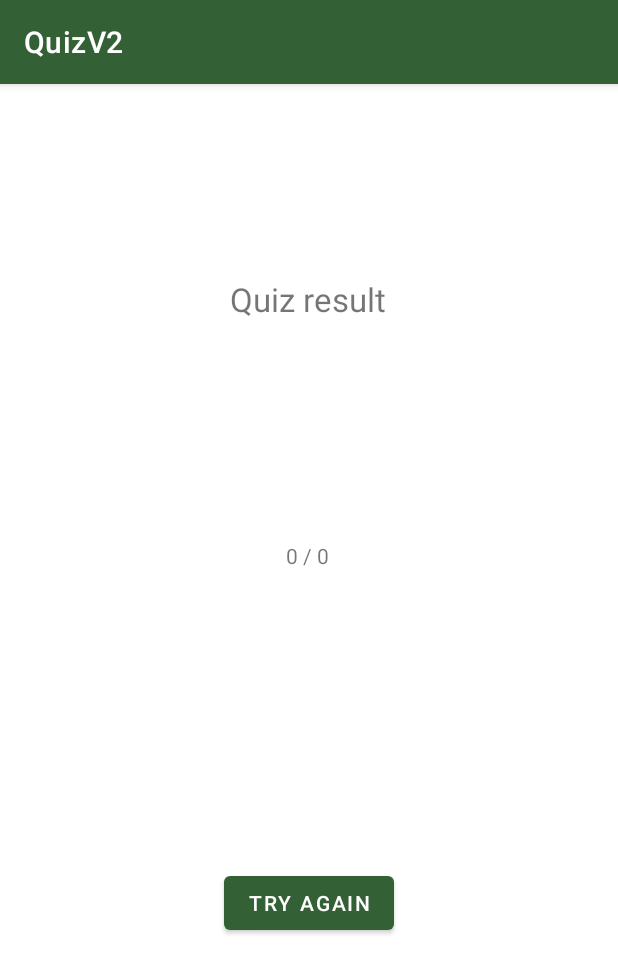
After one commit to doramagyari/Android-2022, an Android app: the ResultQuiz screen opened through its navigation route, on a phone screen of 412 x 824 dp. The commit adds this screen. Shown: the top 973 px of the screen. Run offline under Robolectric (Android 15) with nearby library versions, the phone set to English and light mode, and no system bars.

Commit message:
quiz-back button

```diff
--- a/QuizV2/app/src/main/java/com/example/quizv2/ui_fragments/MenuActivity.kt
+++ b/QuizV2/app/src/main/java/com/example/quizv2/ui_fragments/MenuActivity.kt
@@ -1,4 +1,4 @@
-/*package com.example.quizv2.ui_fragments
+package com.example.quizv2.ui_fragments
 
 import androidx.appcompat.app.AppCompatActivity
 import android.os.Bundle
@@ -33,4 +33,3 @@ class MenuActivity : AppCompatActivity() {
         }
     }
 }
-        */
--- /dev/null
+++ b/QuizV2/app/src/main/java/com/example/quizv2/ui_fragments/ResultQuiz.kt
@@ -0,0 +1,71 @@
+package com.example.quizv2.ui_fragments
+
+import android.annotation.SuppressLint
+import android.app.AlertDialog
+import android.content.DialogInterface
+import android.os.Bundle
+import androidx.fragment.app.Fragment
+import android.view.LayoutInflater
+import android.view.View
+import android.view.ViewGroup
+import android.widget.Button
+import android.widget.TextView
+import androidx.activity.OnBackPressedCallback
+import androidx.fragment.app.activityViewModels
+import androidx.navigation.fragment.findNavController
+import com.example.quizv2.R
+import com.example.quizv2.shared.MyViewModel
+import kotlin.math.roundToInt
+
+class ResultQuiz : Fragment() {
+
+    val sharedView : MyViewModel by activityViewModels()
+
+
+    @SuppressLint("MissingInflatedId")
+    override fun onCreateView(
+        inflater: LayoutInflater, container: ViewGroup?,
+        savedInstanceState: Bundle?
+    ): View? {
+        // Inflate the layout for this fragment
+        val view = inflater.inflate(R.layout.fragment_result_quiz, container, false)
+
+        //back button
+        activity?.onBackPressedDispatcher?.addCallback(viewLifecycleOwner, object : OnBackPressedCallback(true) {
+            override fun handleOnBackPressed() {
+                val dialogClickListener =
+                    DialogInterface.OnClickListener { dialog, which ->
+                        when (which) {
+                            DialogInterface.BUTTON_POSITIVE -> {
+                                findNavController().navigate(R.id.action_resultQuiz_to_startQuiz)
+                            }
+                            DialogInterface.BUTTON_NEGATIVE -> {
+
+                            }
+                        }
+                    }
+
+                val builder = AlertDialog.Builder(context)
+                builder.setMessage("Are you sure you want to quit?").setPositiveButton("Yes", dialogClickListener)
+                    .setNegativeButton("No", dialogClickListener).show()
+
+            }
+        })
+
+        val tryAgainButton = view.findViewById<Button>(R.id.tryAgainButton)
+        tryAgainButton.setOnClickListener {
+            findNavController().navigate(R.id.action_resultQuiz_to_startQuiz)
+        }
+
+        if(sharedView.companion.points*5%5 == 0F) {
+            val points : Int = sharedView.companion.points.roundToInt()
+            view.findViewById<TextView>(R.id.resultTextView).setText("$points / ${sharedView.companion.finalPoints}")
+        }
+        else{
+            view.findViewById<TextView>(R.id.resultTextView).setText("${sharedView.companion.points} / ${sharedView.companion.finalPoints}")
+        }
+
+        return view
+    }
+
+}
--- a/QuizV2/app/src/main/res/layout/activity_main.xml
+++ b/QuizV2/app/src/main/res/layout/activity_main.xml
@@ -1,5 +1,6 @@
 <?xml version="1.0" encoding="utf-8"?>
-<androidx.constraintlayout.widget.ConstraintLayout xmlns:android="http://schemas.android.com/apk/res/android"
+<androidx.constraintlayout.widget.ConstraintLayout
+    xmlns:android="http://schemas.android.com/apk/res/android"
     xmlns:app="http://schemas.android.com/apk/res-auto"
     xmlns:tools="http://schemas.android.com/tools"
     android:layout_width="match_parent"
@@ -18,4 +19,6 @@
 
         app:defaultNavHost="true"
         app:navGraph="@navigation/nav_graph" />
+
+
 </androidx.constraintlayout.widget.ConstraintLayout>
--- a/QuizV2/app/src/main/res/layout/fragment_current_quiz.xml
+++ b/QuizV2/app/src/main/res/layout/fragment_current_quiz.xml
@@ -18,7 +18,6 @@
         app:layout_constraintStart_toStartOf="parent"
         app:layout_constraintTop_toTopOf="parent"
         app:layout_constraintVertical_bias="0.214"
-        android:background="#4AA64E"
         android:textColor="@color/black"/>
 
     <RadioGroup
--- /dev/null
+++ b/QuizV2/app/src/main/res/layout/fragment_result_quiz.xml
@@ -0,0 +1,44 @@
+<?xml version="1.0" encoding="utf-8"?>
+<androidx.constraintlayout.widget.ConstraintLayout
+    xmlns:android="http://schemas.android.com/apk/res/android"
+    xmlns:app="http://schemas.android.com/apk/res-auto"
+    xmlns:tools="http://schemas.android.com/tools"
+    android:layout_width="match_parent"
+    android:layout_height="match_parent">
+
+    <TextView
+        android:id="@+id/textView2"
+        android:layout_width="wrap_content"
+        android:layout_height="wrap_content"
+        android:text="Quiz result"
+        android:textSize="22sp"
+        app:layout_constraintBottom_toBottomOf="parent"
+        app:layout_constraintEnd_toEndOf="parent"
+        app:layout_constraintHorizontal_bias="0.498"
+        app:layout_constraintStart_toStartOf="parent"
+        app:layout_constraintTop_toTopOf="parent"
+        app:layout_constraintVertical_bias="0.174" />
+
+    <TextView
+        android:id="@+id/resultTextView"
+        android:layout_width="wrap_content"
+        android:layout_height="wrap_content"
+        android:text="TextView"
+        app:layout_constraintBottom_toBottomOf="parent"
+        app:layout_constraintEnd_toEndOf="parent"
+        app:layout_constraintHorizontal_bias="0.498"
+        app:layout_constraintStart_toStartOf="parent"
+        app:layout_constraintTop_toBottomOf="@+id/textView2"
+        app:layout_constraintVertical_bias="0.248" />
+
+    <Button
+        android:id="@+id/tryAgainButton"
+        android:layout_width="wrap_content"
+        android:layout_height="wrap_content"
+        android:text="TRY AGAIN"
+        app:layout_constraintBottom_toBottomOf="parent"
+        app:layout_constraintEnd_toEndOf="parent"
+        app:layout_constraintStart_toStartOf="parent"
+        app:layout_constraintTop_toBottomOf="@+id/resultTextView" />
+
+</androidx.constraintlayout.widget.ConstraintLayout>
--- a/QuizV2/app/src/main/res/navigation/nav_graph.xml
+++ b/QuizV2/app/src/main/res/navigation/nav_graph.xml
@@ -12,37 +12,49 @@
             android:id="@+id/action_startQuiz_to_currentQuiz"
             app:destination="@id/currentQuiz" />
         <action
-            android:id="@+id/action_startQuiz_to_currentQuizCheck"
-            app:destination="@id/currentQuizCheck" />
+            android:id="@+id/action_startQuiz_to_currentQuizCheckbox"
+            app:destination="@id/currentQuizCheckbox" />
     </fragment>
-
+    <fragment
+        android:id="@+id/resultQuiz"
+        android:name="com.example.quizv2.ui_fragments.ResultQuiz"
+        android:label="ResultQuiz" >
+        <action
+            android:id="@+id/action_resultQuiz_to_startQuiz"
+            app:destination="@id/startQuiz" />
+    </fragment>
     <fragment
         android:id="@+id/currentQuiz"
-        android:name="com.example.quizv2.ui_fragments.CurrentQuiz"
+        android:name="com.example.quizv2.ui_fragments.CurrentQuizRadiobutton"
         android:label="CurrentQuiz" >
+        <action
+            android:id="@+id/action_currentQuiz_to_resultQuiz"
+            app:destination="@id/resultQuiz" />
         <action
             android:id="@+id/action_currentQuiz_self"
             app:destination="@id/currentQuiz" />
         <action
-            android:id="@+id/action_currentQuiz_to_currentQuizCheck"
-            app:destination="@id/currentQuizCheck" />
+            android:id="@+id/action_currentQuiz_to_currentQuizCheckbox"
+            app:destination="@id/currentQuizCheckbox" />
         <action
             android:id="@+id/action_currentQuiz_to_startQuiz"
             app:destination="@id/startQuiz" />
     </fragment>
     <fragment
-        android:id="@+id/currentQuizCheck"
-        android:name="com.example.quizv2.ui_fragments.CurrentQuizCheck"
-        android:label="CurrentQuizCheck" >
+        android:id="@+id/currentQuizCheckbox"
+        android:name="com.example.quizv2.ui_fragments.CurrentQuizCheckbox"
+        android:label="CurrentQuizCheckbox" >
         <action
-            android:id="@+id/action_currentQuizCheck_self"
-            app:destination="@id/currentQuizCheck" />
+            android:id="@+id/action_currentQuizCheckbox_self"
+            app:destination="@id/currentQuizCheckbox" />
         <action
-            android:id="@+id/action_currentQuizCheck_to_currentQuiz"
+            android:id="@+id/action_currentQuizCheckbox_to_resultQuiz"
+            app:destination="@id/resultQuiz" />
+        <action
+            android:id="@+id/action_currentQuizCheckbox_to_currentQuiz"
             app:destination="@id/currentQuiz" />
         <action
-            android:id="@+id/action_currentQuizCheck_to_startQuiz"
+            android:id="@+id/action_currentQuizCheckbox_to_startQuiz"
             app:destination="@id/startQuiz" />
     </fragment>
-
 </navigation>
```
Also changed, not shown: QuizV2/app/src/main/java/com/example/quizv2/shared/MyViewModel.kt (+42 -9 lines), QuizV2/app/src/main/java/com/example/quizv2/ui_fragments/CurrentQuiz.kt (+25 -16 lines), QuizV2/app/src/main/java/com/example/quizv2/ui_fragments/CurrentQuizCheckbox.kt (renamed from QuizV2/app/src/main/java/com/example/quizv2/ui_fragments/CurrentQuizCheck.kt, +28 -21 lines), QuizV2/app/src/main/java/com/example/quizv2/ui_fragments/Home.kt (added, +26 -0 lines), QuizV2/app/src/main/java/com/example/quizv2/ui_fragments/Profile.kt (added, +28 -0 lines), QuizV2/app/src/main/java/com/example/quizv2/ui_fragments/StartQuiz.kt (+15 -5 lines), QuizV2/app/src/main/res/layout/fragment_home.xml (added, +86 -0 lines), QuizV2/app/src/main/res/layout/fragment_profile.xml (added, +14 -0 lines), QuizV2/app/src/main/res/layout/fragment_current_quiz_checkbox.xml (renamed from QuizV2/app/src/main/res/layout/fragment_current_quiz_check.xml), QuizV2/app/src/main/res/layout/fragment_start_quiz.xml (renamed from QuizV2/app/src/main/res/layout/fragment_quiz_start.xml).
